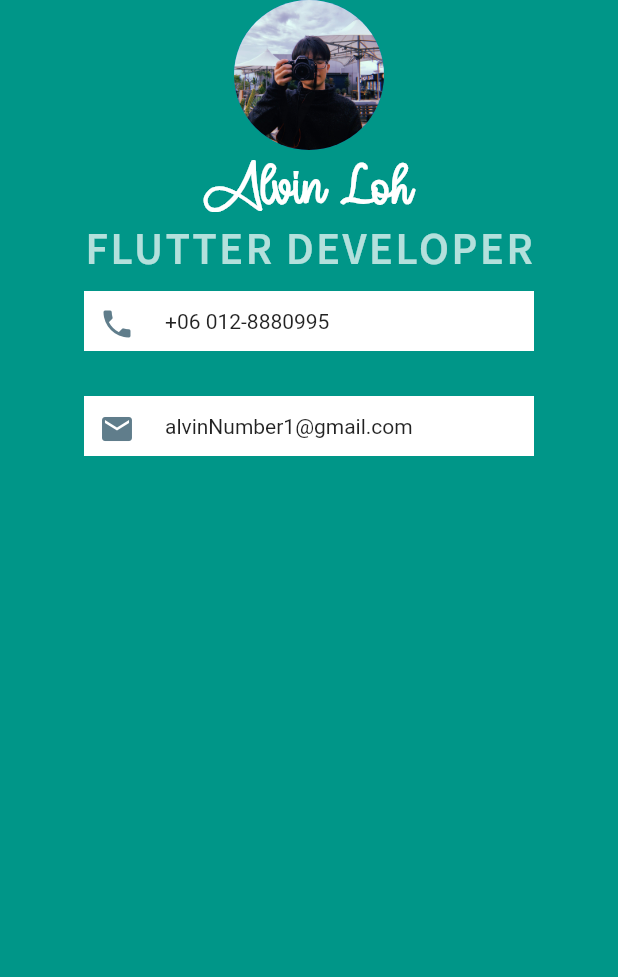
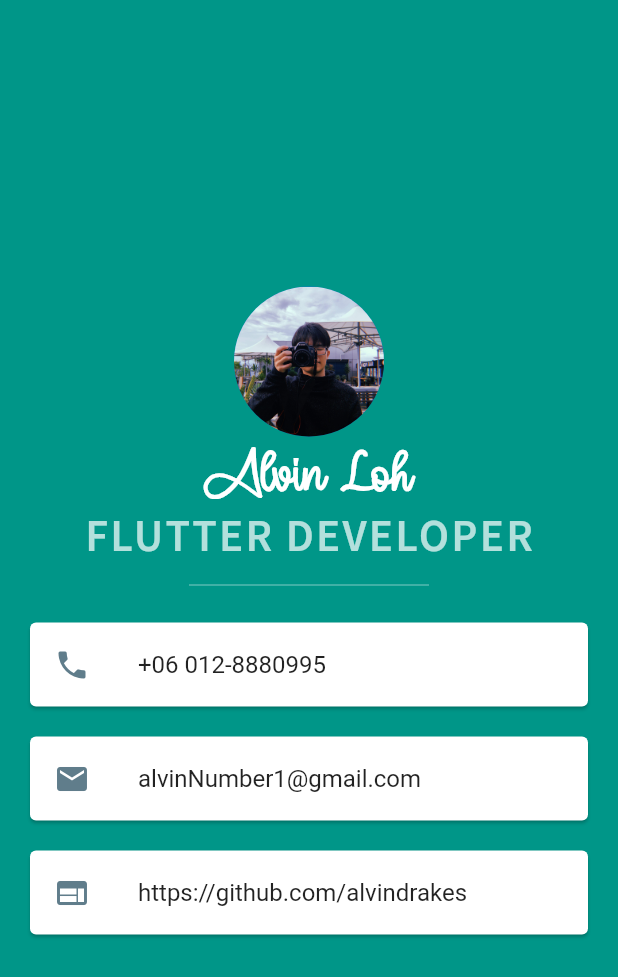
Before and after one commit to alvindrakes/Me_card, a Flutter app: the screen it shows after launch, on a phone screen of 412 x 824 dp. Shown: the top 977 px of the screen. Run offline on Flutter 3.47's test engine with Material 2 defaults, Android fonts, the phone set to English and light mode, and no system bars.

Commit message:
added extra info

```diff
--- a/lib/main.dart
+++ b/lib/main.dart
@@ -10,6 +10,7 @@ class MyApp extends StatelessWidget {
         backgroundColor: Colors.teal,
         body: SafeArea(
             child: Column(
+          mainAxisAlignment: MainAxisAlignment.center,
           children: <Widget>[
             CircleAvatar(
               radius: 50.0,
@@ -33,42 +34,46 @@ class MyApp extends StatelessWidget {
                     letterSpacing: 1.5),
               ),
             ),
-            Container(
+            SizedBox(
+              width: 160,
+              child: Divider(
+                height: 30.0,
+                color: Colors.teal[200],
+              ),
+            ),
+            Card(
               color: Colors.white,
-                width: 300.0,
-                height: 40.0,
-                padding: EdgeInsets.all(10.0),
               margin: EdgeInsets.symmetric(vertical: 10.0, horizontal: 20.0),
-                child: Row(
-                  children: <Widget>[
-                    Icon(
+              child: ListTile(
+                leading: Icon(
                   Icons.phone,
                   color: Colors.blueGrey,
                 ),
-                    SizedBox(
-                      width: 20.0,
+                title: Text("+06 012-8880995"),
               ),
-                    Text("+06 012-8880995")
-                  ],
-                )),
-            Container(
+            ),
+            Card(
               color: Colors.white,
-                width: 300.0,
-                height: 40.0,
-                padding: EdgeInsets.all(10.0),
-                margin: EdgeInsets.fromLTRB(0, 20.0, 0, 20.0),
-                child: Row(
-                  children: <Widget>[
-                    Icon(
+              margin: EdgeInsets.symmetric(vertical: 10.0, horizontal: 20.0),
+              child: ListTile(
+                leading: Icon(
                   Icons.email,
                   color: Colors.blueGrey,
                 ),
-                    SizedBox(
-                      width: 20.0,
+                title: Text("alvinNumber1@gmail.com"),
               ),
-                    Text("alvinNumber1@gmail.com")
-                  ],
-                )),
+            ),
+            Card(
+              color: Colors.white,
+              margin: EdgeInsets.symmetric(vertical: 10.0, horizontal: 20.0),
+              child: ListTile(
+                leading: Icon(
+                  Icons.web,
+                  color: Colors.blueGrey,
+                ),
+                title: Text("https://github.com/alvindrakes"),
+              ),
+            ),
           ],
         )),
       ),
--- a/pubspec.yaml
+++ b/pubspec.yaml
@@ -21,6 +21,7 @@ flutter:
 
   assets:
     - images/alvin.jpg
+    - icons/github-logo.svg
 
   fonts:
     - family: Angel
```
Also changed, not shown: icons/github-logo.svg (added). Lines whose indentation alone changed are shown as unchanged.
